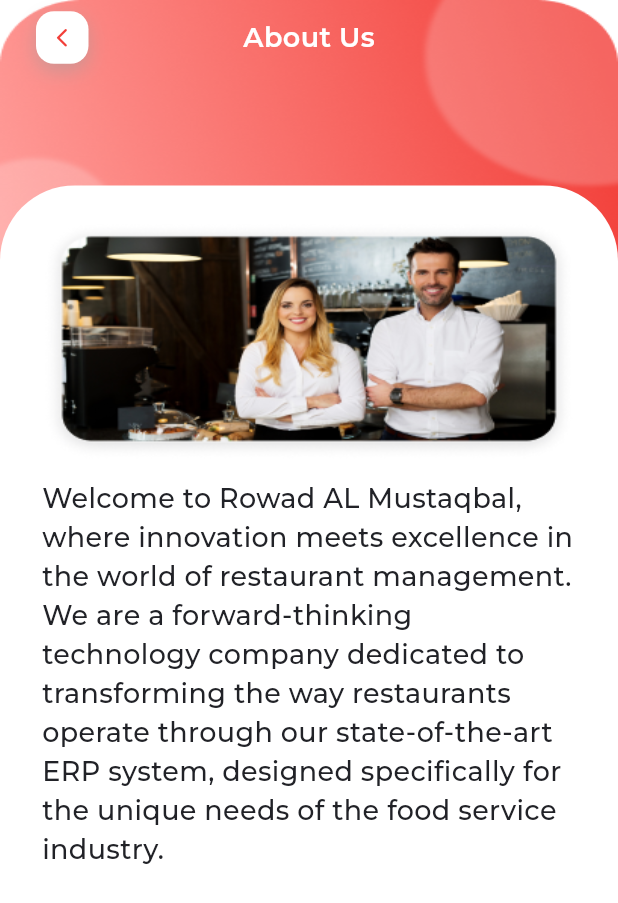
After one commit to RowadElmostaqbel/singel-app, a Flutter app: the AboutUsView screen opened directly, on a phone screen of 412 x 824 dp. The commit adds this screen. Shown: the top 903 px of the screen. Run offline on Flutter 3.47's test engine with Material 3 defaults, Android fonts, the phone set to English and light mode, and no system bars; our stand-ins replace animated_splash_screen, awesome_dialog, bloc, cached_network_image, carousel_slider, dartz and 18 more; missing offline and left inert: credit_card_type_detector; accounts and stored records are empty; network calls fail; statements that could not run were skipped.

Commit message:
Update Assets and Refactor Profile, Search, and About Us Features
- Added new icons and images to the assets directory.
- Updated the Assets class in `lib/core/utils/assets.dart` to include references to the new icons and images.
- Removed the old `AboutUs` widget and replaced it with a new `AboutUsView` in `lib/features/more_information_details/presentation/views/about_us_view.dart`.
- Refactored the `LanguageDialog` widget in `lib/features/profile/presentation/widgets/language_dialog.dart` to use `flutter_hooks` and `ValueNotifier` for state management.
- Updated the `MoreInformationContainer` widget to navigate to the new `AboutUsView` instead of the old `AboutUs` widget.
- Refactored the `SearchView` and its related widgets to improve search functionality and UI.
- Added debounce functionality to the search bar using the `easy_debounce` package to optimize search performance.
- Updated the `pubspec.yaml` to include the `easy_debounce` package and its corresponding entry in `pubspec.lock`.

```diff
--- a/lib/core/utils/assets.dart
+++ b/lib/core/utils/assets.dart
@@ -109,6 +109,10 @@ class Assets {
   /// assets/icons/empty_wallet.png
   static const String assetsIconsEmptyWallet = "assets/icons/empty_wallet.png";
 
+  /// Assets for assetsIconsFacebook
+  /// assets/icons/facebook.png
+  static const String assetsIconsFacebook = "assets/icons/facebook.png";
+
   /// Assets for assetsIconsFilterIc
   /// assets/icons/filter_ic.png
   static const String assetsIconsFilterIc = "assets/icons/filter_ic.png";
@@ -125,6 +129,10 @@ class Assets {
   /// assets/icons/home_ic.png
   static const String assetsIconsHomeIc = "assets/icons/home_ic.png";
 
+  /// Assets for assetsIconsInstagram
+  /// assets/icons/Instagram.png
+  static const String assetsIconsInstagram = "assets/icons/Instagram.png";
+
   /// Assets for assetsIconsLocation
   /// assets/icons/location.png
   static const String assetsIconsLocation = "assets/icons/location.png";
@@ -137,6 +145,10 @@ class Assets {
   /// assets/icons/lock.png
   static const String assetsIconsLock = "assets/icons/lock.png";
 
+  /// Assets for assetsIconsLogout
+  /// assets/icons/logout.png
+  static const String assetsIconsLogout = "assets/icons/logout.png";
+
   /// Assets for assetsIconsMasterCard
   /// assets/icons/master_card.png
   static const String assetsIconsMasterCard = "assets/icons/master_card.png";
@@ -145,9 +157,21 @@ class Assets {
   /// assets/icons/meal_ic.png
   static const String assetsIconsMealIc = "assets/icons/meal_ic.png";
 
+  /// Assets for assetsIconsMessage
+  /// assets/icons/message.png
+  static const String assetsIconsMessage = "assets/icons/message.png";
+
+  /// Assets for assetsIconsMessageText
+  /// assets/icons/message_text.png
+  static const String assetsIconsMessageText = "assets/icons/message_text.png";
+
   /// Assets for assetsIconsMoney
   /// assets/icons/money.png
   static const String assetsIconsMoney = "assets/icons/money.png";
+
+  /// Assets for assetsIconsNewLock
+  /// assets/icons/new_lock.png
+  static const String assetsIconsNewLock = "assets/icons/new_lock.png";
 
   /// Assets for assetsIconsNotificationBing
   /// assets/icons/notification-bing.png
@@ -201,6 +225,10 @@ class Assets {
   /// assets/icons/profile/global.png
   static const String assetsIconsProfileGlobal = "assets/icons/profile/global.png";
 
+  /// Assets for assetsIconsProfileHeadphone
+  /// assets/icons/profile/headphone.png
+  static const String assetsIconsProfileHeadphone = "assets/icons/profile/headphone.png";
+
   /// Assets for assetsIconsProfileHeart
   /// assets/icons/profile/heart.png
   static const String assetsIconsProfileHeart = "assets/icons/profile/heart.png";
@@ -237,6 +265,10 @@ class Assets {
   /// assets/icons/profile/phone.png
   static const String assetsIconsProfilePhone = "assets/icons/profile/phone.png";
 
+  /// Assets for assetsIconsProfilePrivacy
+  /// assets/icons/profile/privacy.png
+  static const String assetsIconsProfilePrivacy = "assets/icons/profile/privacy.png";
+
   /// Assets for assetsIconsProfileProfileDelete
   /// assets/icons/profile/profile_delete.png
   static const String assetsIconsProfileProfileDelete = "assets/icons/profile/profile_delete.png";
@@ -249,9 +281,17 @@ class Assets {
   /// assets/icons/qr_ic.png
   static const String assetsIconsQrIc = "assets/icons/qr_ic.png";
 
+  /// Assets for assetsIconsRedProfile
+  /// assets/icons/red_profile.png
+  static const String assetsIconsRedProfile = "assets/icons/red_profile.png";
+
   /// Assets for assetsIconsSearch
   /// assets/icons/search.png
   static const String assetsIconsSearch = "assets/icons/search.png";
+
+  /// Assets for assetsIconsSelectedRedItem
+  /// assets/icons/selected_red_item.png
+  static const String assetsIconsSelectedRedItem = "assets/icons/selected_red_item.png";
 
   /// Assets for assetsIconsShippingIc
   /// assets/icons/shipping_ic.png
@@ -261,6 +301,10 @@ class Assets {
   /// assets/icons/sms.png
   static const String assetsIconsSms = "assets/icons/sms.png";
 
+  /// Assets for assetsIconsSnapchat
+  /// assets/icons/snapchat.png
+  static const String assetsIconsSnapchat = "assets/icons/snapchat.png";
+
   /// Assets for assetsIconsStar
   /// assets/icons/star.png
   static const String assetsIconsStar = "assets/icons/star.png";
@@ -268,6 +312,10 @@ class Assets {
   /// Assets for assetsIconsTaskIc
   /// assets/icons/task-ic.png
   static const String assetsIconsTaskIc = "assets/icons/task-ic.png";
+
+  /// Assets for assetsIconsTiktok
+  /// assets/icons/tiktok.png
+  static const String assetsIconsTiktok = "assets/icons/tiktok.png";
 
   /// Assets for assetsIconsTimeIc
   /// assets/icons/time_ic.png
@@ -277,9 +325,17 @@ class Assets {
   /// assets/icons/timer.png
   static const String assetsIconsTimer = "assets/icons/timer.png";
 
+  /// Assets for assetsIconsTranslation
+  /// assets/icons/translation.png
+  static const String assetsIconsTranslation = "assets/icons/translation.png";
+
   /// Assets for assetsIconsTrash
   /// assets/icons/trash.png
   static const String assetsIconsTrash = "assets/icons/trash.png";
+
+  /// Assets for assetsIconsUnSelectedItem
+  /// assets/icons/un_selected_item.png
+  static const String assetsIconsUnSelectedItem = "assets/icons/un_selected_item.png";
 
   /// Assets for assetsIconsUnchecked
   /// assets/icons/unchecked.png
@@ -293,6 +349,14 @@ class Assets {
   /// assets/icons/visa_logo.png
   static const String assetsIconsVisaLogo = "assets/icons/visa_logo.png";
 
+  /// Assets for assetsIconsWhatsapp
+  /// assets/icons/whatsapp.png
+  static const String assetsIconsWhatsapp = "assets/icons/whatsapp.png";
+
+  /// Assets for assetsIconsWhiteAdd
+  /// assets/icons/white_add.png
+  static const String assetsIconsWhiteAdd = "assets/icons/white_add.png";
+
   /// Assets for assetsIconsWhiteClock
   /// assets/icons/white_clock.png
   static const String assetsIconsWhiteClock = "assets/icons/white_clock.png";
@@ -300,6 +364,14 @@ class Assets {
   /// Assets for assetsIconsWhiteWallet
   /// assets/icons/white_wallet.png
   static const String assetsIconsWhiteWallet = "assets/icons/white_wallet.png";
+
+  /// Assets for assetsIconsX
+  /// assets/icons/x.png
+  static const String assetsIconsX = "assets/icons/x.png";
+
+  /// Assets for assetsImagesAboutUs
+  /// assets/images/about_us.png
+  static const String assetsImagesAboutUs = "assets/images/about_us.png";
 
   /// Assets for assetsImagesAll
   /// assets/images/all.png
@@ -373,6 +445,10 @@ class Assets {
   /// assets/images/mac.png
   static const String assetsImagesMac = "assets/images/mac.png";
 
+  /// Assets for assetsImagesMapLocation
+  /// assets/images/map_location.png
+  static const String assetsImagesMapLocation = "assets/images/map_location.png";
+
   /// Assets for assetsImagesMashroom
   /// assets/images/mashroom.png
   static const String assetsImagesMashroom = "assets/images/mashroom.png";
@@ -384,6 +460,10 @@ class Assets {
   /// Assets for assetsImagesMilkshake
   /// assets/images/milkshake.png
   static const String assetsImagesMilkshake = "assets/images/milkshake.png";
+
+  /// Assets for assetsImagesNoAddress
+  /// assets/images/no_address.png
+  static const String assetsImagesNoAddress = "assets/images/no_address.png";
 
   /// Assets for assetsImagesNotificationImg
   /// assets/images/notification_img.png
--- /dev/null
+++ b/lib/features/more_information_details/presentation/views/about_us_view.dart
@@ -0,0 +1,79 @@
+import 'package:flutter/material.dart';
+import 'package:gap/gap.dart';
+import 'package:single_resturant_app/core/utils/assets.dart';
+import 'package:single_resturant_app/core/utils/extensions.dart';
+import 'package:single_resturant_app/core/utils/text_styles.dart';
+import 'package:single_resturant_app/core/widgets/custom_app_bar.dart';
+
+class AboutUsView extends StatelessWidget {
+  const AboutUsView({super.key});
+
+  @override
+  Widget build(BuildContext context) {
+    return Scaffold(
+      body: SizedBox(
+        child: Stack(
+          children: [
+            SizedBox(
+              height: context.height * .3,
+              width: context.width,
+              child: Image.asset(
+                Assets.assetsImagesProfileBackground,
+                fit: BoxFit.fill,
+              ),
+            ),
+            const SafeArea(
+              child: Padding(
+                padding: EdgeInsets.symmetric(horizontal: 24),
+                child: CustomAppBar(
+                  title: 'About Us',
+                  style: TextStyles.white18SemiBold,
+                ),
+              ),
+            ),
+            Align(
+              alignment: Alignment.bottomCenter,
+              child: Container(
+                height: context.height * .85,
+                width: context.width,
+                padding: const EdgeInsets.symmetric(
+                  horizontal: 28,
+                  vertical: 24,
+                ),
+                decoration: const BoxDecoration(
+                  color: Colors.white,
+                  borderRadius: BorderRadius.only(
+                    topLeft: Radius.circular(50),
+                    topRight: Radius.circular(50),
+                  ),
+                ),
+                child: Column(
+                  children: [
+                    Container(
+                      height: 160,
+                      width: context.width,
+                      decoration: BoxDecoration(
+                        borderRadius: BorderRadius.circular(20),
+                        image: const DecorationImage(
+                          image: AssetImage(
+                            Assets.assetsImagesAboutUs,
+                          ),
+                          fit: BoxFit.fill,
+                        ),
+                      ),
+                    ),
+                    const Gap(12),
+                    const Text(
+                      '''Welcome to Rowad AL Mustaqbal, where innovation meets excellence in the world of restaurant management. We are a forward-thinking technology company dedicated to transforming the way restaurants operate through our state-of-the-art ERP system, designed specifically for the unique needs of the food service industry.''',
+                      style: TextStyles.black18Medium,
+                    ),
+                  ],
+                ),
+              ),
+            ),
+          ],
+        ),
+      ),
+    );
+  }
+}
--- a/lib/features/search/presentation/widgets/custom_search_bar.dart
+++ b/lib/features/search/presentation/widgets/custom_search_bar.dart
@@ -1,3 +1,6 @@
+import 'dart:developer';
+
+import 'package:easy_debounce/easy_debounce.dart';
 import 'package:flutter/material.dart';
 
 import '../../../../core/utils/app_colors.dart';
@@ -13,7 +16,7 @@ class CustomSearchBar extends StatefulWidget {
 class _CustomSearchBarState extends State<CustomSearchBar> {
   Color iconColor = const Color(0xff9899A7);
   Color textColor = const Color(0xff9899A7);
-  TextEditingController search =TextEditingController();
+  TextEditingController search = TextEditingController();
   @override
   Widget build(BuildContext context) {
     return Container(
@@ -22,29 +25,36 @@ class _CustomSearchBarState extends State<CustomSearchBar> {
         color: AppColors.brightGreyColor,
       ),
       child: TextFormField(
-        controller: search,
-          onEditingComplete: (){
+          controller: search,
+          onChanged: (value) {
+            EasyDebounce.debounce(
+              'my-debouncer', // <-- An ID for this particular debouncer
+              const Duration(milliseconds: 500), // <-- The debounce duration
+              () => log(name: 'debounce', value), // <-- The target method
+            );
+          },
+          onEditingComplete: () {
             setState(() {
               FocusScope.of(context).unfocus();
-              iconColor=const Color(0xff9899A7);
-              textColor=const Color(0xff9899A7);
+              iconColor = const Color(0xff9899A7);
+              textColor = const Color(0xff9899A7);
             });
           },
-          onTapOutside: (event){
+          onTapOutside: (event) {
             setState(() {
               FocusScope.of(context).unfocus();
-              iconColor=const Color(0xff9899A7);
-              textColor=const Color(0xff9899A7);
+              iconColor = const Color(0xff9899A7);
+              textColor = const Color(0xff9899A7);
             });
           },
-          onTap: (){
+          onTap: () {
             setState(() {
               iconColor = AppColors.primaryColor;
               textColor = AppColors.primaryColor;
             });
           },
           decoration: InputDecoration(
-            fillColor:AppColors.brightGreyColor,
+            fillColor: AppColors.brightGreyColor,
             enabledBorder: OutlineInputBorder(
               borderSide: BorderSide.none,
               borderRadius: BorderRadius.circular(12),
@@ -54,8 +64,7 @@ class _CustomSearchBarState extends State<CustomSearchBar> {
                 borderSide: const BorderSide(
                   width: 2,
                   color: AppColors.primaryColor,
-                )
-            ),
+                )),
             prefixIcon: Padding(
               padding: const EdgeInsets.all(12.0),
               child: SizedBox(
--- a/pubspec.yaml
+++ b/pubspec.yaml
@@ -65,6 +65,7 @@ dependencies:
   fluttertoast: ^8.2.6
   geolocator: ^13.0.1
   awesome_dialog: ^3.2.1
+  easy_debounce: ^2.0.3
 dev_dependencies:
   flutter_test:
     sdk: flutter
```
Also changed, not shown: lib/features/more_information_details/presentation/views/about_us.dart (deleted, +0 -104 lines), lib/features/profile/presentation/widgets/language_dialog.dart (+49 -61 lines), lib/features/profile/presentation/widgets/more_information_container.dart (+8 -8 lines), lib/features/search/presentation/views/search_view.dart (+6 -7 lines), lib/features/search/presentation/widgets/custom_grid_view_elements.dart (+5 -7 lines), assets/images/profile_background.png, pubspec.lock.
